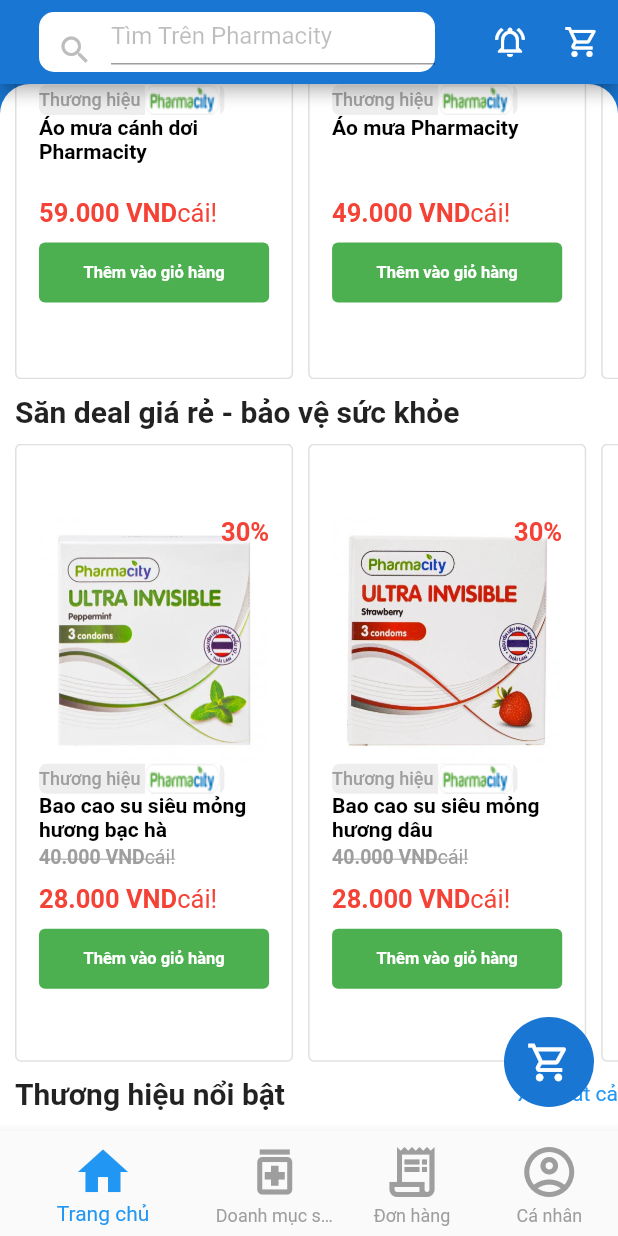
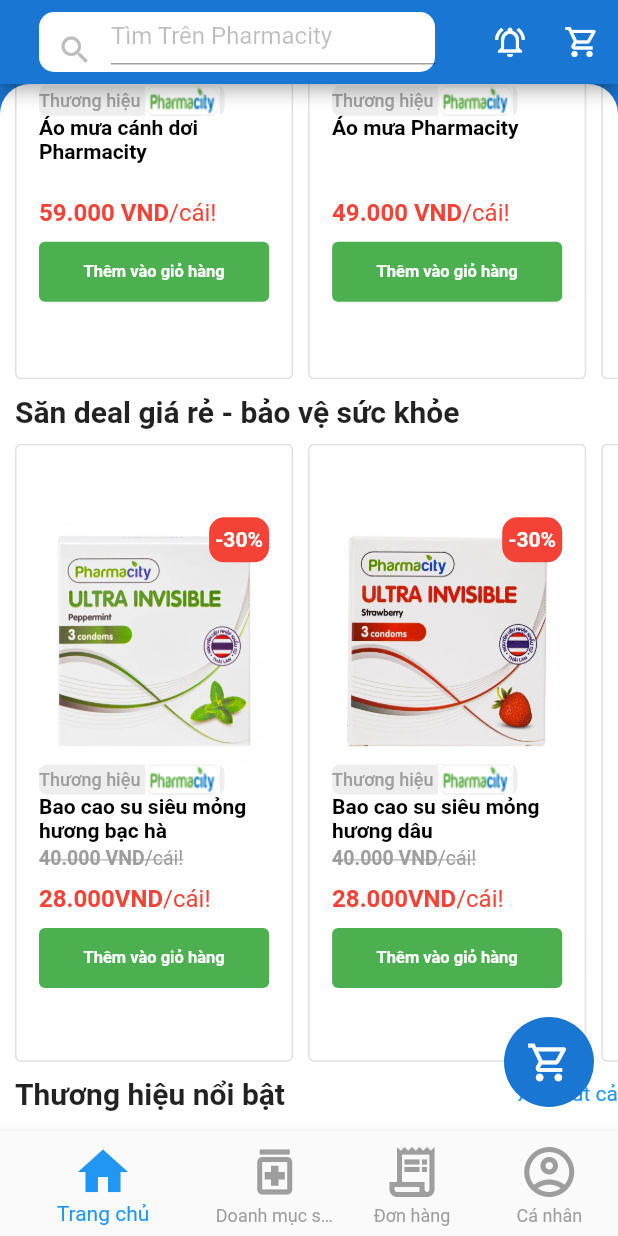
Before and after one commit to khanhpl/Pharmacity-dart, a Flutter app: the screen it shows after launch, scrolled down 1152 dp, on a phone screen of 412 x 824 dp. Run offline on Flutter 3.47's test engine with Material 2 defaults, Android fonts, the phone set to English and light mode, and no system bars; our stand-ins replace carousel_pro, flutter_dash, google_maps_flutter.

Commit message:
hieunv 3/11/2021

```diff
--- a/lib/screens/home/home_screen.dart
+++ b/lib/screens/home/home_screen.dart
@@ -25,10 +25,10 @@
     ProductDetail(image: 'assets/product4.webp', brand: 'assets/pharmacitybrand.png', name: 'Băng keo cá nhân bằng da', price: '24.000')
   ];
   List<HotProductDetail> _detailHotSaleList = [
-    HotProductDetail(image: 'assets/discount1.webp', brand: 'assets/pharmacitybrand.png',name: 'Bao cao su siêu mỏng hương bạc hà', price: '40.000', discount:'30%', discountPrice:'28.000' ),
-    HotProductDetail(image: 'assets/discount2.webp', brand: 'assets/pharmacitybrand.png',name: 'Bao cao su siêu mỏng hương dâu', price: '40.000', discount:'30%', discountPrice:'28.000' ),
-    HotProductDetail(image: 'assets/discount3.webp', brand: 'assets/pharmacitybrand.png',name: 'Bơm tiêm sử dụng 1 lần Vinahankook(10ml/1cc)', price: '2.100', discount:'30%', discountPrice:'28.000' ),
-    HotProductDetail(image: 'assets/discount4.webp', brand: 'assets/pharmacitybrand.png',name: 'Chai xịt làm lạnh Starblam(150ml)', price: '220.000', discount:'30%', discountPrice:'28.000' ),
+    HotProductDetail(image: 'assets/discount1.webp', brand: 'assets/pharmacitybrand.png',name: 'Bao cao su siêu mỏng hương bạc hà', price: '40.000', discount:'-30%', discountPrice:'28.000' ),
+    HotProductDetail(image: 'assets/discount2.webp', brand: 'assets/pharmacitybrand.png',name: 'Bao cao su siêu mỏng hương dâu', price: '40.000', discount:'-30%', discountPrice:'28.000' ),
+    HotProductDetail(image: 'assets/discount3.webp', brand: 'assets/pharmacitybrand.png',name: 'Bơm tiêm sử dụng 1 lần Vinahankook(10ml/1cc)', price: '2.100', discount:'-30%', discountPrice:'1.470' ),
+    HotProductDetail(image: 'assets/discount4.webp', brand: 'assets/pharmacitybrand.png',name: 'Chai xịt làm lạnh Starblam(150ml)', price: '220.000', discount:'-50%', discountPrice:'110.000' ),
   ];
 
   @override
--- a/lib/screens/services/hot_products_on_pharmacity/hot_product_on_pharmacity.dart
+++ b/lib/screens/services/hot_products_on_pharmacity/hot_product_on_pharmacity.dart
@@ -34,13 +34,30 @@
                   fit: BoxFit.fill,
                 ),
               ),
-              child: Text(
-                product.discount,
-                style: TextStyle(
-                  color: Colors.red,
-                  fontSize: 17,
-                  fontWeight: FontWeight.bold,
-                ),
+              child: Stack(
+                children: <Widget>[
+                  Positioned(
+                    top: 0.0,
+                    right: 0.0,
+                    child: Container(
+                      height: 30.0,
+                      width: 40.0,
+                      decoration: BoxDecoration(
+                        color: Colors.red,
+                        borderRadius: BorderRadius.circular(10.0),
+                      ),
+                      child: Center(
+                        child: Text(
+                          product.discount,
+                          style: TextStyle(
+                            color: Colors.white,
+                            fontWeight: FontWeight.bold,
+                          ),
+                        ),
+                      ),
+                    ),
+                  ),
+                ],
               ),
             ),
             Container(
@@ -96,7 +113,7 @@
                     ),
                   ),
                   TextSpan(
-                    text: 'cái!',
+                    text: '/cái!',
                     style: TextStyle(
                       decoration: TextDecoration.lineThrough,
                     ),
@@ -108,18 +125,18 @@
             RichText(
               text: TextSpan(
                 style: TextStyle(
-                  fontSize: 17,
+                  fontSize: 16,
                   color: Colors.red,
                 ),
                 children: <TextSpan>[
                   TextSpan(
-                    text: product.discountPrice + ' VND',
+                    text: product.discountPrice + 'VND',
                     style: TextStyle(
                       fontWeight: FontWeight.bold,
                     ),
                   ),
                   TextSpan(
-                    text: 'cái!',
+                    text: '/cái!',
                   ),
                 ],
               ),
--- a/lib/screens/services/products_only_on_pharmacity/product_only_pharmacity.dart
+++ b/lib/screens/services/products_only_on_pharmacity/product_only_pharmacity.dart
@@ -78,14 +78,14 @@
             RichText(
               text: TextSpan(
                 style: TextStyle(
-                  fontSize: 17,
+                  fontSize: 16,
                   color: Colors.red,
                 ),
                 children: <TextSpan>[
                   TextSpan(
                       text: product.price + ' VND',
                       style: TextStyle(fontWeight: FontWeight.bold)),
-                  TextSpan(text: 'cái!'),
+                  TextSpan(text: '/cái!'),
                 ],
               ),
             ),
```
Also changed, not shown: lib/screens/services/hot_products_on_pharmacity/show_hot_product_detail.dart (+25 -0 lines).
